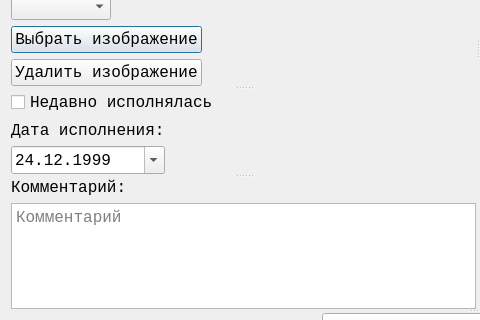
The window that gui/dlg_edit_songs_ui.ui (alkostuchkov/Songbook) describes before a commit, drawn with Qt 5; both pictures show x 0 to 480 and y 225 to 545 of the 955 by 645 pixel window.
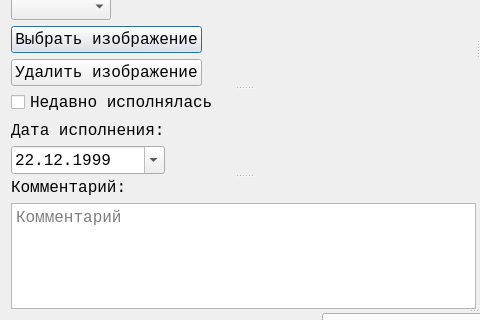
The same window after the commit. Icons and pictures are not drawn.

Diff of the .ui file:
```diff
--- a/gui/dlg_edit_songs_ui.ui
+++ b/gui/dlg_edit_songs_ui.ui
@@ -335,7 +335,7 @@
                  <second>0</second>
                  <year>1999</year>
                  <month>12</month>
-                 <day>24</day>
+                 <day>22</day>
                 </datetime>
                </property>
                <property name="currentSection">
```
Left out of the diff: 16 changed lines with no effect on the pictures.
